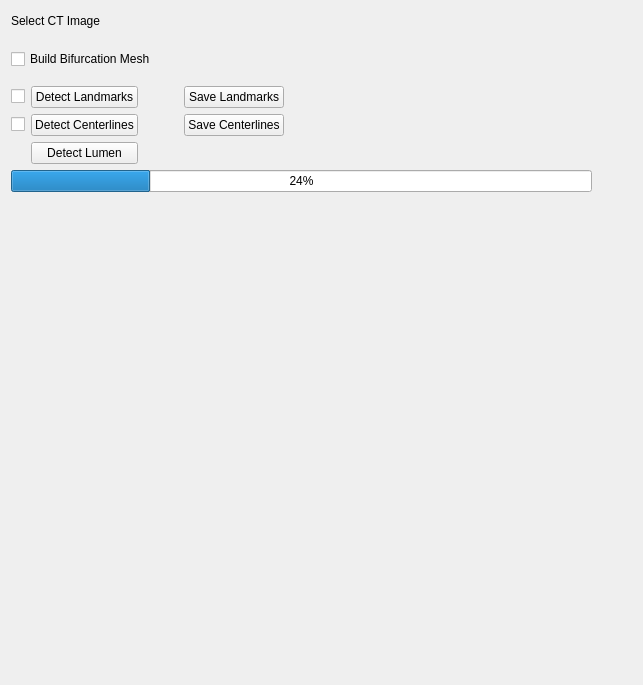
This is CoronaryMain/Resources/UI/qSlicerCoronaryMainModuleWidget.ui in haoyinzhou/Coronary as Qt 5 draws it before an edit. The edited form follows.
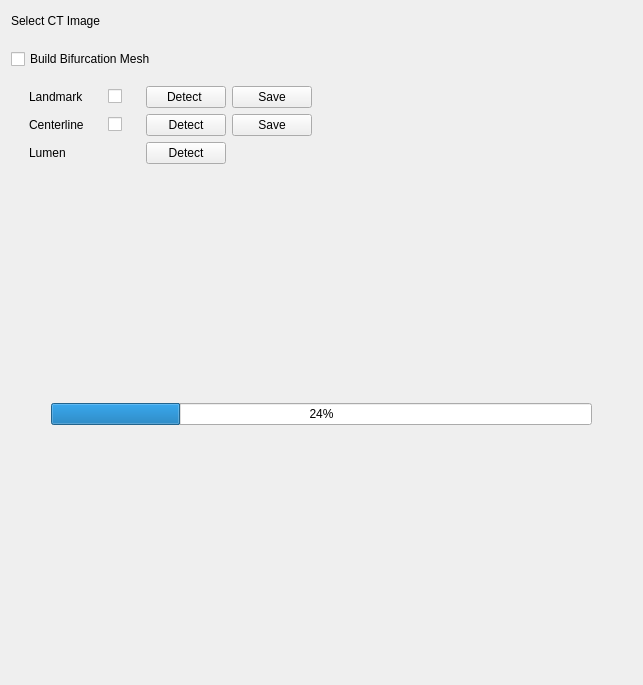
This is the edited form. Custom widgets are drawn as their Qt base class.

Patch:
```diff
--- a/CoronaryMain/Resources/UI/qSlicerCoronaryMainModuleWidget.ui
+++ b/CoronaryMain/Resources/UI/qSlicerCoronaryMainModuleWidget.ui
@@ -126,73 +126,158 @@
    </item>
    <item>
     <layout class="QHBoxLayout" name="horizontalLayout_4">
+     <item>
+      <spacer name="horizontalSpacer_7">
+       <property name="orientation">
+        <enum>Qt::Horizontal</enum>
+       </property>
+       <property name="sizeType">
+        <enum>QSizePolicy::Preferred</enum>
+       </property>
+       <property name="sizeHint" stdset="0">
+        <size>
+         <width>18</width>
+         <height>20</height>
+        </size>
+       </property>
+      </spacer>
+     </item>
      <item>
       <layout class="QGridLayout" name="gridLayout">
        <item row="0" column="0">
-        <widget class="QCheckBox" name="checkBox_loadlandmarks">
+        <widget class="QLabel" name="label_2">
          <property name="text">
-          <string/>
+          <string>Landmark</string>
          </property>
         </widget>
        </item>
        <item row="0" column="1">
+        <spacer name="horizontalSpacer_9">
+         <property name="orientation">
+          <enum>Qt::Horizontal</enum>
+         </property>
+         <property name="sizeType">
+          <enum>QSizePolicy::Preferred</enum>
+         </property>
+         <property name="sizeHint" stdset="0">
+          <size>
+           <width>18</width>
+           <height>20</height>
+          </size>
+         </property>
+        </spacer>
+       </item>
+       <item row="0" column="2">
+        <widget class="QCheckBox" name="checkBox_loadlandmarks">
+         <property name="text">
+          <string/>
+         </property>
+        </widget>
+       </item>
+       <item row="0" column="3">
+        <spacer name="horizontalSpacer_3">
+         <property name="orientation">
+          <enum>Qt::Horizontal</enum>
+         </property>
+         <property name="sizeType">
+          <enum>QSizePolicy::Preferred</enum>
+         </property>
+         <property name="sizeHint" stdset="0">
+          <size>
+           <width>18</width>
+           <height>20</height>
+          </size>
+         </property>
+        </spacer>
+       </item>
+       <item row="0" column="4">
         <widget class="QPushButton" name="DetectLandmarks">
          <property name="text">
-          <string>Detect Landmarks</string>
+          <string>Detect </string>
          </property>
          <attribute name="buttonGroup">
           <string notr="true">buttonGroup</string>
          </attribute>
         </widget>
        </item>
-       <item row="0" column="3">
+       <item row="0" column="5">
         <widget class="QPushButton" name="SaveLandmarks">
          <property name="text">
-          <string>Save Landmarks</string>
+          <string>Save</string>
          </property>
         </widget>
        </item>
        <item row="1" column="0">
-        <widget class="QCheckBox" name="checkBox_loadcenterlines">
+        <widget class="QLabel" name="label_3">
          <property name="text">
-          <string/>
+          <string>Centerline</string>
          </property>
         </widget>
        </item>
        <item row="1" column="1">
-        <widget class="QPushButton" name="DetectCenterlines">
-         <property name="text">
-          <string>Detect Centerlines</string>
+        <spacer name="horizontalSpacer_10">
+         <property name="orientation">
+          <enum>Qt::Horizontal</enum>
          </property>
-        </widget>
+         <property name="sizeType">
+          <enum>QSizePolicy::Preferred</enum>
+         </property>
+         <property name="sizeHint" stdset="0">
+          <size>
+           <width>18</width>
+           <height>20</height>
+          </size>
+         </property>
+        </spacer>
        </item>
        <item row="1" column="2">
-        <spacer name="horizontalSpacer_3">
-         <property name="orientation">
-          <enum>Qt::Horizontal</enum>
+        <widget class="QCheckBox" name="checkBox_loadcenterlines">
+         <property name="text">
+          <string/>
          </property>
-         <property name="sizeType">
-          <enum>QSizePolicy::Preferred</enum>
-         </property>
-         <property name="sizeHint" stdset="0">
-          <size>
-           <width>40</width>
-           <height>20</height>
-          </size>
-         </property>
-        </spacer>
+        </widget>
        </item>
        <item row="1" column="3">
+        <spacer name="horizontalSpacer_6">
+         <property name="orientation">
+          <enum>Qt::Horizontal</enum>
+         </property>
+         <property name="sizeType">
+          <enum>QSizePolicy::Preferred</enum>
+         </property>
+         <property name="sizeHint" stdset="0">
+          <size>
+           <width>13</width>
+           <height>20</height>
+          </size>
+         </property>
+        </spacer>
+       </item>
+       <item row="1" column="4">
+        <widget class="QPushButton" name="DetectCenterlines">
+         <property name="text">
+          <string>Detect</string>
+         </property>
+        </widget>
+       </item>
+       <item row="1" column="5">
         <widget class="QPushButton" name="SaveCenterlines">
          <property name="text">
-          <string>Save Centerlines</string>
+          <string>Save</string>
          </property>
         </widget>
        </item>
-       <item row="2" column="1">
+       <item row="2" column="0">
+        <widget class="QLabel" name="label_4">
+         <property name="text">
+          <string>Lumen</string>
+         </property>
+        </widget>
+       </item>
+       <item row="2" column="4">
         <widget class="QPushButton" name="DetectLumen">
          <property name="text">
-          <string>Detect Lumen</string>
+          <string>Detect</string>
          </property>
         </widget>
        </item>
@@ -227,13 +312,29 @@
      <property name="sizeHint" stdset="0">
       <size>
        <width>20</width>
-       <height>0</height>
+       <height>233</height>
       </size>
      </property>
     </spacer>
    </item>
    <item>
     <layout class="QHBoxLayout" name="horizontalLayout_3">
+     <item>
+      <spacer name="horizontalSpacer_8">
+       <property name="orientation">
+        <enum>Qt::Horizontal</enum>
+       </property>
+       <property name="sizeType">
+        <enum>QSizePolicy::Preferred</enum>
+       </property>
+       <property name="sizeHint" stdset="0">
+        <size>
+         <width>40</width>
+         <height>20</height>
+        </size>
+       </property>
+      </spacer>
+     </item>
      <item>
       <widget class="QProgressBar" name="progressBar">
        <property name="value">
@@ -267,7 +368,7 @@
      <property name="sizeHint" stdset="0">
       <size>
        <width>20</width>
-       <height>233</height>
+       <height>70</height>
       </size>
      </property>
     </spacer>
```
Left out of the diff: 12 changed lines with no effect on the pictures.
